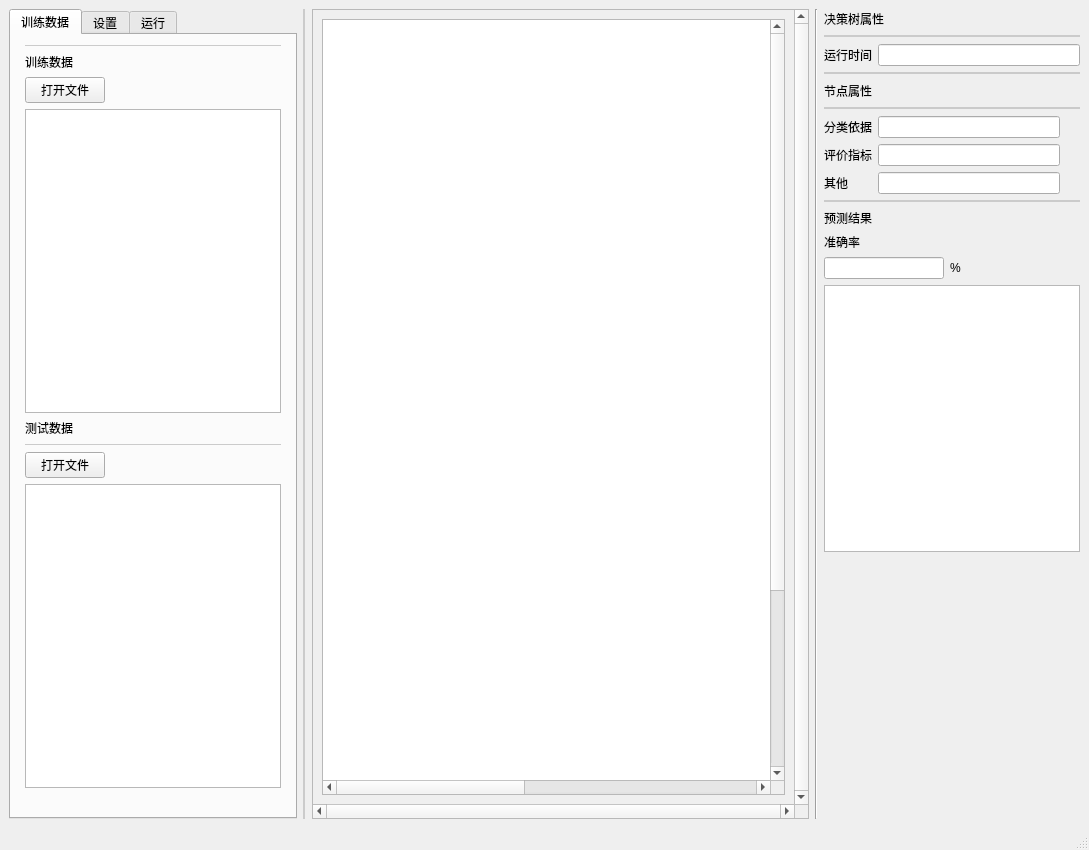
lmqqqqqq/Decision-Tree-Project, file main.ui: the form before one commit.
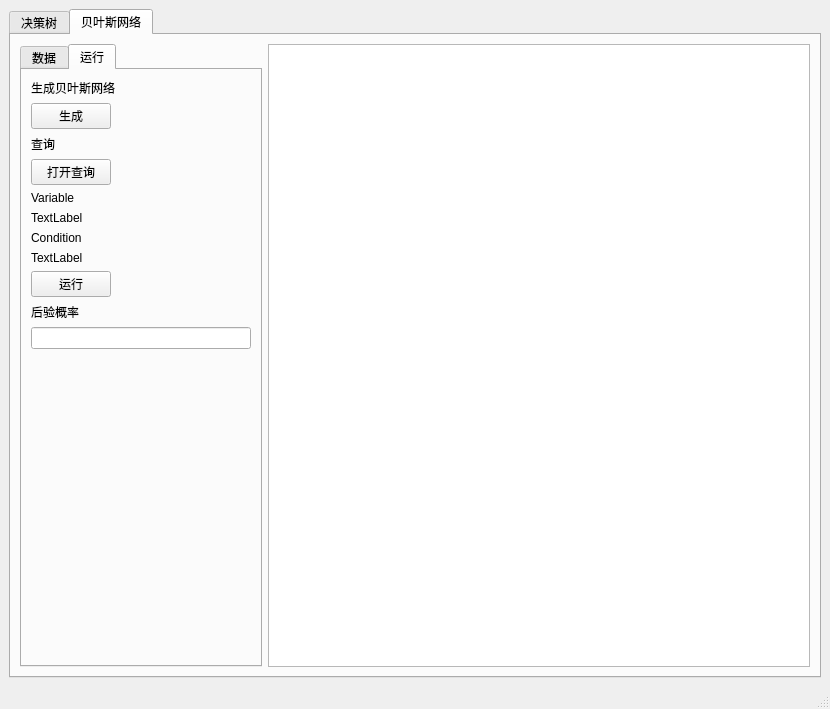
The form after the commit. Custom widgets are drawn as their Qt base class.

```diff
--- a/main.ui
+++ b/main.ui
@@ -6,8 +6,8 @@
    <rect>
     <x>0</x>
     <y>0</y>
-    <width>1089</width>
-    <height>850</height>
+    <width>830</width>
+    <height>709</height>
    </rect>
   </property>
   <property name="sizePolicy">
@@ -20,6 +20,16 @@
    <string>MainWindow</string>
   </property>
   <widget class="QWidget" name="centralwidget">
+   <layout class="QHBoxLayout" name="horizontalLayout_13">
+    <item>
+     <widget class="QTabWidget" name="tabWidget_2">
+      <property name="currentIndex">
+       <number>1</number>
+      </property>
+      <widget class="QWidget" name="tabDecisionTree">
+       <attribute name="title">
+        <string>决策树</string>
+       </attribute>
    <layout class="QHBoxLayout" name="horizontalLayout_8">
     <item>
      <layout class="QVBoxLayout" name="verticalLayout_6">
@@ -400,8 +410,8 @@
               <rect>
                <x>0</x>
                <y>0</y>
-               <width>468</width>
-               <height>765</height>
+                   <width>185</width>
+                   <height>578</height>
               </rect>
              </property>
              <layout class="QHBoxLayout" name="horizontalLayout_7">
@@ -741,6 +751,247 @@
     </item>
    </layout>
   </widget>
+      <widget class="QWidget" name="tabBN">
+       <attribute name="title">
+        <string>贝叶斯网络</string>
+       </attribute>
+       <layout class="QHBoxLayout" name="horizontalLayout_10">
+        <item>
+         <layout class="QHBoxLayout" name="horizontalLayout_11">
+          <item>
+           <widget class="QTabWidget" name="tabWidget_3">
+            <property name="sizePolicy">
+             <sizepolicy hsizetype="Maximum" vsizetype="Expanding">
+              <horstretch>0</horstretch>
+              <verstretch>0</verstretch>
+             </sizepolicy>
+            </property>
+            <property name="maximumSize">
+             <size>
+              <width>300</width>
+              <height>16777215</height>
+             </size>
+            </property>
+            <property name="currentIndex">
+             <number>1</number>
+            </property>
+            <widget class="QWidget" name="tabBNData">
+             <attribute name="title">
+              <string>数据</string>
+             </attribute>
+             <layout class="QHBoxLayout" name="horizontalLayout_9">
+              <item>
+               <layout class="QVBoxLayout" name="verticalLayout_8">
+                <item>
+                 <widget class="QLabel" name="label_15">
+                  <property name="text">
+                   <string>文件数据</string>
+                  </property>
+                 </widget>
+                </item>
+                <item alignment="Qt::AlignLeft">
+                 <widget class="QPushButton" name="pushButtonDir">
+                  <property name="text">
+                   <string>打开文件夹</string>
+                  </property>
+                 </widget>
+                </item>
+                <item>
+                 <widget class="QLabel" name="label_16">
+                  <property name="text">
+                   <string>文件夹内容</string>
+                  </property>
+                 </widget>
+                </item>
+                <item>
+                 <widget class="QListView" name="listView">
+                  <property name="sizePolicy">
+                   <sizepolicy hsizetype="Maximum" vsizetype="Expanding">
+                    <horstretch>0</horstretch>
+                    <verstretch>0</verstretch>
+                   </sizepolicy>
+                  </property>
+                  <property name="maximumSize">
+                   <size>
+                    <width>220</width>
+                    <height>16777215</height>
+                   </size>
+                  </property>
+                 </widget>
+                </item>
+                <item>
+                 <widget class="QLabel" name="label_14">
+                  <property name="text">
+                   <string>贝叶斯网络数据</string>
+                  </property>
+                 </widget>
+                </item>
+                <item>
+                 <widget class="QTableView" name="tableView_2">
+                  <property name="sizePolicy">
+                   <sizepolicy hsizetype="Maximum" vsizetype="Expanding">
+                    <horstretch>0</horstretch>
+                    <verstretch>0</verstretch>
+                   </sizepolicy>
+                  </property>
+                  <property name="maximumSize">
+                   <size>
+                    <width>220</width>
+                    <height>16777215</height>
+                   </size>
+                  </property>
+                  <attribute name="horizontalHeaderMinimumSectionSize">
+                   <number>10</number>
+                  </attribute>
+                  <attribute name="horizontalHeaderDefaultSectionSize">
+                   <number>40</number>
+                  </attribute>
+                  <attribute name="verticalHeaderMinimumSectionSize">
+                   <number>10</number>
+                  </attribute>
+                  <attribute name="verticalHeaderDefaultSectionSize">
+                   <number>25</number>
+                  </attribute>
+                 </widget>
+                </item>
+                <item>
+                 <spacer name="verticalSpacer_5">
+                  <property name="orientation">
+                   <enum>Qt::Vertical</enum>
+                  </property>
+                  <property name="sizeHint" stdset="0">
+                   <size>
+                    <width>20</width>
+                    <height>40</height>
+                   </size>
+                  </property>
+                 </spacer>
+                </item>
+               </layout>
+              </item>
+             </layout>
+            </widget>
+            <widget class="QWidget" name="tab_3">
+             <attribute name="title">
+              <string>运行</string>
+             </attribute>
+             <layout class="QHBoxLayout" name="horizontalLayout_12">
+              <item>
+               <layout class="QVBoxLayout" name="verticalLayout_10">
+                <item>
+                 <widget class="QLabel" name="label_21">
+                  <property name="text">
+                   <string>生成贝叶斯网络</string>
+                  </property>
+                 </widget>
+                </item>
+                <item alignment="Qt::AlignLeft">
+                 <widget class="QPushButton" name="pushButtongenerateBN">
+                  <property name="text">
+                   <string>生成</string>
+                  </property>
+                 </widget>
+                </item>
+                <item>
+                 <widget class="QLabel" name="label_17">
+                  <property name="text">
+                   <string>查询</string>
+                  </property>
+                  <property name="textFormat">
+                   <enum>Qt::AutoText</enum>
+                  </property>
+                 </widget>
+                </item>
+                <item alignment="Qt::AlignLeft">
+                 <widget class="QPushButton" name="pushButtonQuery">
+                  <property name="text">
+                   <string>打开查询</string>
+                  </property>
+                 </widget>
+                </item>
+                <item>
+                 <widget class="QLabel" name="label_18">
+                  <property name="text">
+                   <string>Variable</string>
+                  </property>
+                 </widget>
+                </item>
+                <item>
+                 <widget class="QLabel" name="labelvar">
+                  <property name="text">
+                   <string>TextLabel</string>
+                  </property>
+                 </widget>
+                </item>
+                <item>
+                 <widget class="QLabel" name="label_19">
+                  <property name="text">
+                   <string>Condition</string>
+                  </property>
+                 </widget>
+                </item>
+                <item>
+                 <widget class="QLabel" name="labelcond">
+                  <property name="text">
+                   <string>TextLabel</string>
+                  </property>
+                 </widget>
+                </item>
+                <item alignment="Qt::AlignLeft">
+                 <widget class="QPushButton" name="pushButtonInfer">
+                  <property name="text">
+                   <string>运行</string>
+                  </property>
+                 </widget>
+                </item>
+                <item>
+                 <widget class="QLabel" name="label_20">
+                  <property name="text">
+                   <string>后验概率</string>
+                  </property>
+                 </widget>
+                </item>
+                <item>
+                 <widget class="QLineEdit" name="lineEditprob">
+                  <property name="readOnly">
+                   <bool>true</bool>
+                  </property>
+                 </widget>
+                </item>
+                <item>
+                 <spacer name="verticalSpacer_6">
+                  <property name="orientation">
+                   <enum>Qt::Vertical</enum>
+                  </property>
+                  <property name="sizeHint" stdset="0">
+                   <size>
+                    <width>20</width>
+                    <height>40</height>
+                   </size>
+                  </property>
+                 </spacer>
+                </item>
+               </layout>
+              </item>
+             </layout>
+            </widget>
+           </widget>
+          </item>
+          <item>
+           <layout class="QVBoxLayout" name="verticalLayout_9">
+            <item>
+             <widget class="QGraphicsView" name="graphicsView_2"/>
+            </item>
+           </layout>
+          </item>
+         </layout>
+        </item>
+       </layout>
+      </widget>
+     </widget>
+    </item>
+   </layout>
+  </widget>
   <widget class="QMenuBar" name="menubar">
    <property name="geometry">
     <rect>
```
Left out of the diff: 2 changed lines with no effect on the pictures. Lines whose indentation alone changed are shown as unchanged.
